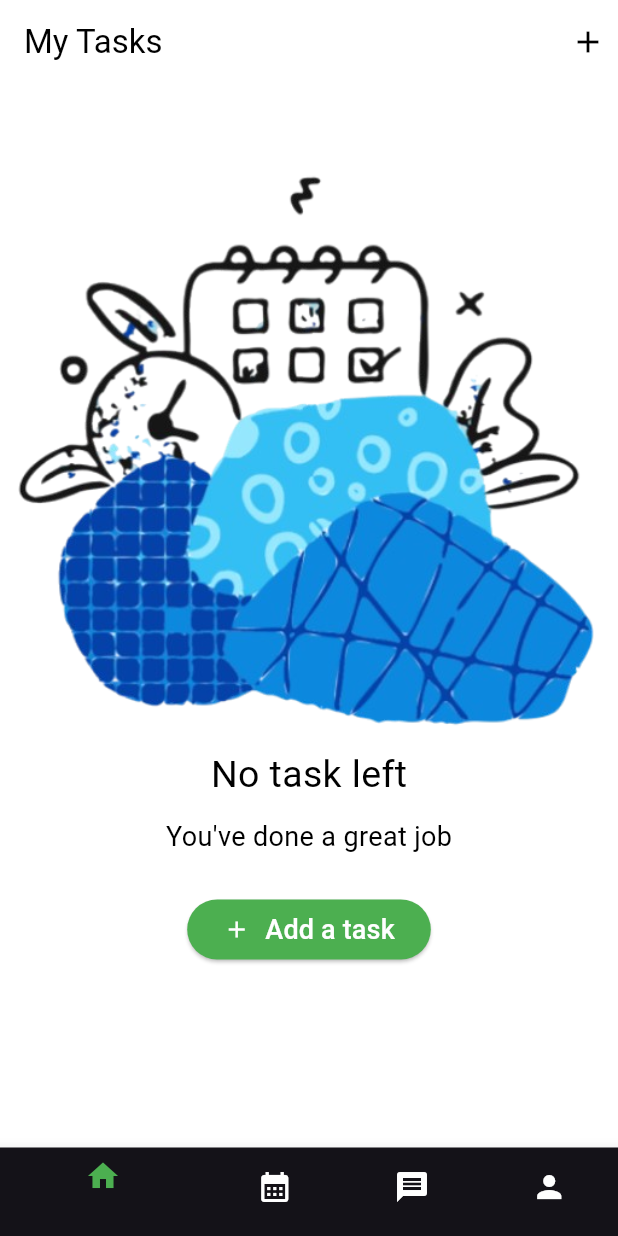
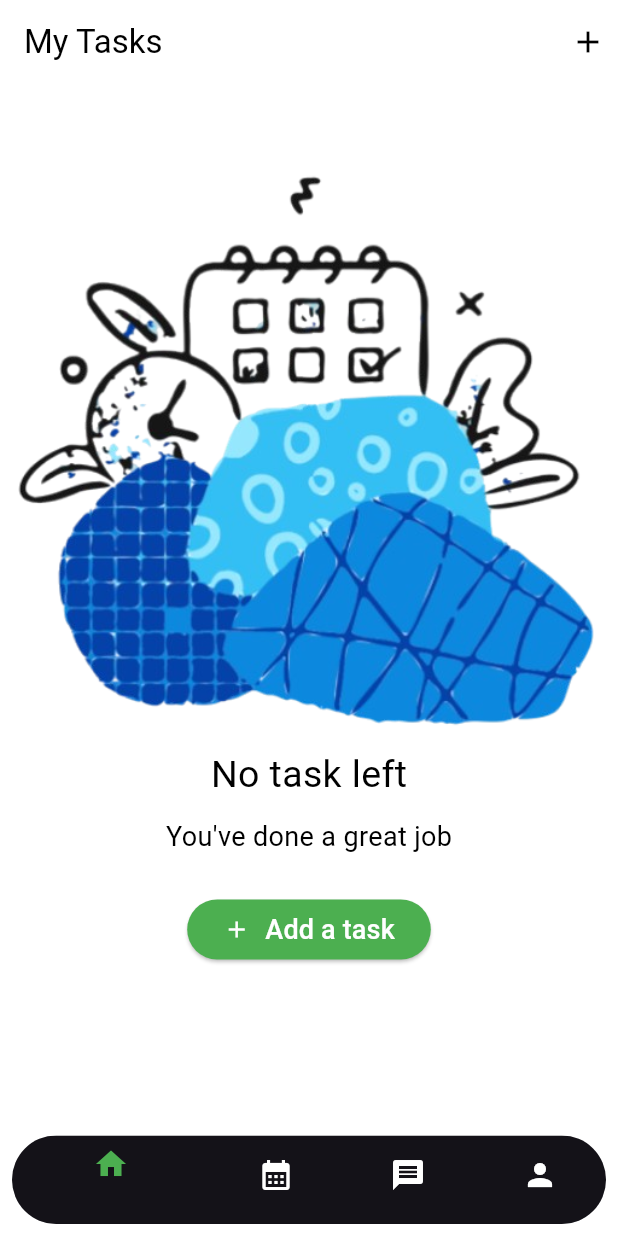
Before and after one commit to mustafaydogdu3/Temelden-Zirveye-Flutter, a Flutter app: the screen it shows after launch, on a phone screen of 412 x 824 dp. Run offline on Flutter 3.47's test engine with Material 3 defaults, Android fonts, the phone set to English and light mode, and no system bars.

Commit message:
BottomNavigationBar changed

```diff
--- a/lib/page_design.dart
+++ b/lib/page_design.dart
@@ -21,7 +21,12 @@ class _PageDesignState extends State<PageDesign> {
         appBar: _appBar(),
         backgroundColor: Colors.white,
         body: _body(),
-      bottomNavigationBar: BottomNavigationBar(
+        bottomNavigationBar: Padding(
+          padding: const EdgeInsets.all(8.0),
+          child: ClipRRect(
+            borderRadius: const BorderRadius.vertical(
+                top: Radius.circular(30.0), bottom: Radius.circular(30.0)),
+            child: BottomNavigationBar(
                 currentIndex: _selectedIndex,
                 onTap: _onItemTapped,
                 selectedItemColor: Colors.green,
@@ -45,7 +50,8 @@ class _PageDesignState extends State<PageDesign> {
                     label: '',
                   ),
                 ]),
-    );
+          ),
+        ));
   }
 
   Center _body() {
```
Lines whose indentation alone changed are shown as unchanged.
